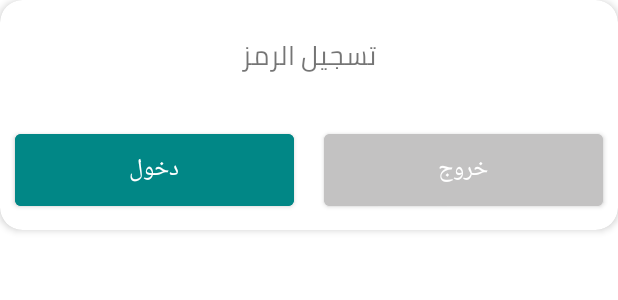
After one commit to zaqarea/appAll, an Android app: the layout dialog_login.xml on its own in the app's theme, with its tools: preview values and no code run, on a phone screen of 412 x 824 dp. The commit adds this screen. Shown: the top 300 px of the screen. Run offline under Robolectric (Android 15) with nearby library versions, the phone set to English and light mode, and no system bars; network calls fail.

Commit message:
hello from qr org

```diff
--- a/app/src/main/java/com/example/StudentsQROrg/MainActivity.java
+++ b/app/src/main/java/com/example/StudentsQROrg/MainActivity.java
@@ -103,9 +103,9 @@ public class MainActivity extends AppCompatActivity {
     @Override
     public boolean onOptionsItemSelected(@NonNull MenuItem item) {
         if (item.getItemId() == R.id.menu_main) {
-            Intent intent = new Intent(MainActivity.this, ListMyPresence.class);
-            startActivity(intent);
-            return true;
+//            Intent intent = new Intent(MainActivity.this, ListMyPresence.class);
+//            startActivity(intent);
+//            return true;
         }else if (item.getItemId() == R.id.menu_scan_qr){
             Intent intent = new Intent(MainActivity.this, ScanQR.class);
             startActivity(intent);
--- /dev/null
+++ b/app/src/main/res/layout/dialog_login.xml
@@ -0,0 +1,57 @@
+<?xml version="1.0" encoding="utf-8"?>
+<androidx.cardview.widget.CardView xmlns:android="http://schemas.android.com/apk/res/android"
+    xmlns:app="http://schemas.android.com/apk/res-auto"
+    android:layout_width="match_parent"
+    android:layout_height="wrap_content"
+    app:cardCornerRadius="15dp"
+    app:cardElevation="3dp">
+
+    <RelativeLayout
+        android:layout_width="match_parent"
+        android:layout_height="match_parent">
+
+        <TextView
+            android:id="@+id/textView7"
+            android:layout_width="wrap_content"
+            android:layout_height="wrap_content"
+            android:layout_alignParentTop="true"
+            android:layout_centerHorizontal="true"
+            android:layout_marginTop="20dp"
+            android:fontFamily="@font/cairo"
+            android:text="تسجيل الرمز"
+            android:textSize="18sp" />
+
+        <LinearLayout
+            android:layout_width="match_parent"
+            android:layout_height="wrap_content"
+            android:layout_below="@id/textView7"
+            android:layout_marginTop="30dp"
+            android:layout_marginBottom="10dp"
+            android:orientation="horizontal">
+
+            <Button
+                android:id="@+id/btnSignIn"
+                android:layout_width="0dp"
+                android:layout_height="60dp"
+                android:layout_marginStart="10dp"
+                android:layout_marginEnd="10dp"
+                android:layout_weight="1"
+                android:backgroundTint="@color/teal_700"
+                android:text="دخول"
+                android:textSize="16sp" />
+
+            <Button
+                android:id="@+id/btnCancel"
+                android:layout_width="0dp"
+                android:layout_height="60dp"
+                android:layout_marginStart="10dp"
+                android:layout_marginEnd="10dp"
+                android:layout_weight="1"
+                android:backgroundTint="#C3C2C2"
+                android:text="خروج"
+                android:textSize="16sp" />
+
+        </LinearLayout>
+
+    </RelativeLayout>
+</androidx.cardview.widget.CardView>
```
Also changed, not shown: app/src/main/java/com/example/StudentsQROrg/Model/ModelNotifications.java (+11 -1 lines), app/src/main/java/com/example/StudentsQROrg/NotificationsFragment.java (+96 -4 lines), app/src/main/java/com/example/StudentsQROrg/ScanQR.java (+66 -12 lines).
